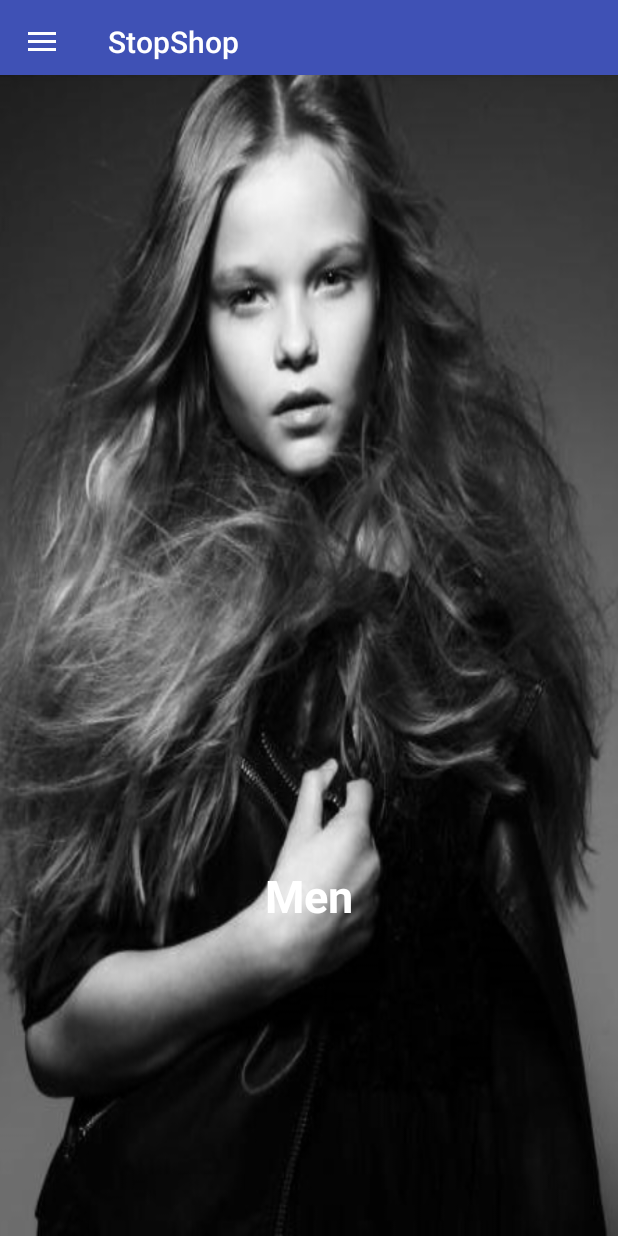
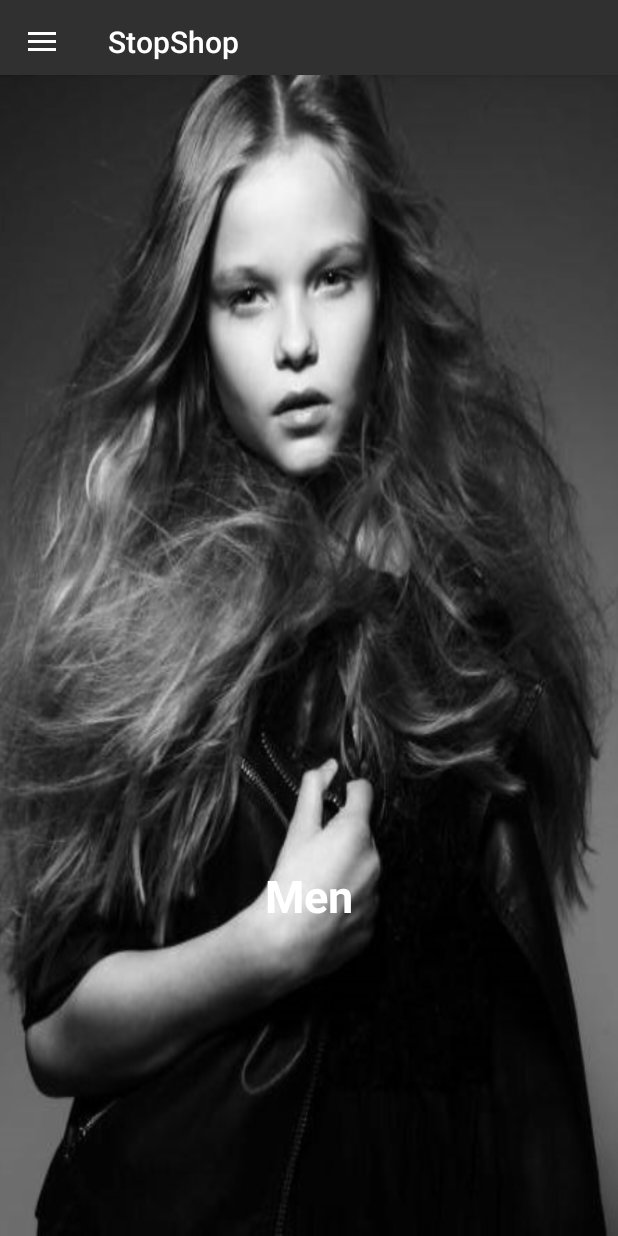
Before and after one commit to HussainHaider/Manwa, an Android app: the HomeActivity screen opened directly, with no data from a screen before it, in the side drawer, after a tap on "Women Shop", on a phone screen of 412 x 824 dp. Run offline under Robolectric (Android 15) with nearby library versions, the phone set to English and light mode, and no system bars; libraries missing offline, so code that uses them is left out: com.github.ivbaranov.mfb; 2 statements that could not run were skipped.

Commit message:
Second Commit

```diff
--- a/app/src/main/AndroidManifest.xml
+++ b/app/src/main/AndroidManifest.xml
@@ -55,6 +55,7 @@
         </receiver>
 
         <service android:name=".Category_Services" />
+        <service android:name=".ItemList_Services" />
 
 
 
--- a/app/src/main/java/com/example/hp/smdproject/Category_Services.java
+++ b/app/src/main/java/com/example/hp/smdproject/Category_Services.java
@@ -54,7 +54,7 @@ public class Category_Services extends Service {
     {
         long id1=Helper.inserttable2(id,n);
         String numberAsString = Long.toString(id1);
-        Log.d("Data inserted",numberAsString);
+        Log.d("Data inserted2",numberAsString);
     }
     class LoadAllProductName extends AsyncTask<String, String, String> {
 
--- a/app/src/main/java/com/example/hp/smdproject/DataBaseAdpter.java
+++ b/app/src/main/java/com/example/hp/smdproject/DataBaseAdpter.java
@@ -72,14 +72,14 @@ public class DataBaseAdpter {
         Log.d("checking","ID");
         return idcheck;
     }
-    public List<String> gettable5()
+    public List<String> gettable5(String id)
     {
         List<String> list = new ArrayList<String>();
 
         SQLiteDatabase db=Helper.getWritableDatabase();
         String [] columns={ShopHelper.ProductID,ShopHelper.PDid,ShopHelper.Size,ShopHelper.Price,ShopHelper.Descrption};
         Log.d("checking","columns");
-        Cursor c=db.query(ShopHelper.TABLE_NAME5,columns,null,null,null,null,null,null);
+        Cursor c=db.query(ShopHelper.TABLE_NAME5,columns,ShopHelper.ProductID+" = '"+id+"'",null,null,null,null,null);
         Log.d("checking","Query");
         while (c.moveToNext())
         {
--- a/app/src/main/java/com/example/hp/smdproject/HomeActivity.java
+++ b/app/src/main/java/com/example/hp/smdproject/HomeActivity.java
@@ -148,7 +148,6 @@ public class HomeActivity extends AppCompatActivity
 
         } else if (id == R.id.nav_menshop) {
             Log.d("Gallery","option");
-
             getApplicationContext().startService(new Intent(getApplicationContext(), ItemList_Services.class));
 //            test=new testing();
 //            test.setContext(getApplication());
--- a/app/src/main/java/com/example/hp/smdproject/ItemList.java
+++ b/app/src/main/java/com/example/hp/smdproject/ItemList.java
@@ -20,12 +20,14 @@ public class ItemList extends AppCompatActivity {
 
     DataBaseAdpter helper;
     List<String> list1;
+    String Products_id;
 
 
     @Override
     protected void onCreate(Bundle savedInstanceState) {
         super.onCreate(savedInstanceState);
         setContentView(R.layout.activity_item_list);
+        Products_id = getIntent().getStringExtra("EXTRA_SESSION_ID");
         helper=new DataBaseAdpter(this);
         list1 = new ArrayList<String>();
         mProductList = new ArrayList<>();
@@ -62,7 +64,7 @@ public class ItemList extends AppCompatActivity {
     public void CreateUI()
     {
         int j=1;
-        list1= helper.gettable5();
+        list1= helper.gettable5(Products_id);
         for(int i=0;i<list1.size();i++) {
             if(j%5==0 && i!=0)
             {
--- a/app/src/main/res/layout/activity_home.xml
+++ b/app/src/main/res/layout/activity_home.xml
@@ -20,6 +20,8 @@
         android:layout_gravity="start"
         android:fitsSystemWindows="true"
         android:background="#463160"
+        app:itemTextColor="@color/white"
+        app:itemIconTint="@color/white"
         app:headerLayout="@layout/nav_header_home"
         app:menu="@menu/activity_home_drawer" />
 
--- a/app/src/main/res/layout/badge_count.xml
+++ b/app/src/main/res/layout/badge_count.xml
@@ -10,7 +10,7 @@
         android:layout_width="40dp"
         android:layout_height="match_parent"
         android:clickable="true"
-        android:src="@drawable/cart" />
+        android:src="@drawable/cart1" />
 
     <!-- Badge Count -->
 
--- a/app/src/main/res/menu/items_menu.xml
+++ b/app/src/main/res/menu/items_menu.xml
@@ -4,7 +4,7 @@
 
     <item android:title="Add"
         android:id="@+id/action_add"
-        android:icon="@drawable/cart"
+        android:icon="@drawable/cart1"
         app:showAsAction="always"
         android:layout_width="wrap_content"
         android:layout_height="wrap_content"/>
@@ -12,7 +12,7 @@
 
     <item android:title="Share"
         android:id="@+id/action_share"
-        android:icon="@drawable/share"
+        android:icon="@drawable/share2"
         app:showAsAction="always"
         android:layout_width="wrap_content"
         android:layout_height="wrap_content"/>
--- a/app/src/main/res/values/colors.xml
+++ b/app/src/main/res/values/colors.xml
@@ -17,4 +17,5 @@
     <color name="Red">#E42C2C</color>
     <color name="black">#050505</color>
     <color name="theme1">#9013FE</color>
+    <color name="lightblack">#303030</color>
 </resources>
--- a/app/src/main/res/values/styles.xml
+++ b/app/src/main/res/values/styles.xml
@@ -3,7 +3,7 @@
     <!-- Base application theme. -->
     <style name="AppTheme" parent="Theme.AppCompat.Light.DarkActionBar">
         <!-- Customize your theme here. -->
-        <item name="colorPrimary">@color/colorPrimary</item>
+        <item name="colorPrimary">@color/lightblack</item>
         <item name="colorPrimaryDark">@color/colorPrimaryDark</item>
         <item name="colorAccent">@color/colorAccent</item>
     </style>
```
Also changed, not shown: app/src/main/res/drawable/cart1.png (added), app/src/main/res/drawable/share2.png (added).
